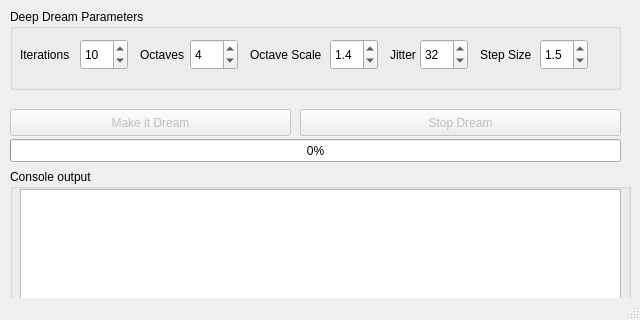
Old version of the form gui.ui in the repository OverStruck/deep-dream-maker; both pictures show x 0 to 640 and y 160 to 480 of the 640 by 480 pixel window.
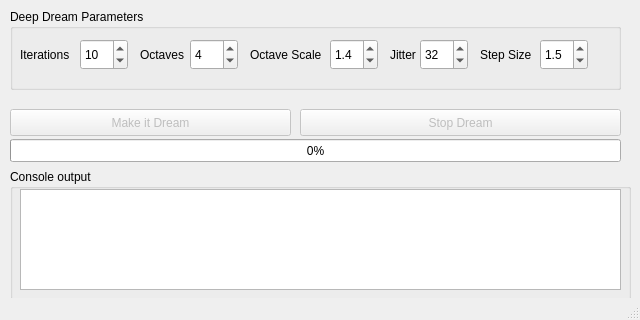
New version of the form.

Diff of the .ui file:
```diff
--- a/gui.ui
+++ b/gui.ui
@@ -723,7 +723,7 @@
        <x>10</x>
        <y>20</y>
        <width>601</width>
-       <height>121</height>
+       <height>101</height>
       </rect>
      </property>
      <property name="whatsThis">
```
Left out of the diff: 3 changed lines with no effect on the pictures.
